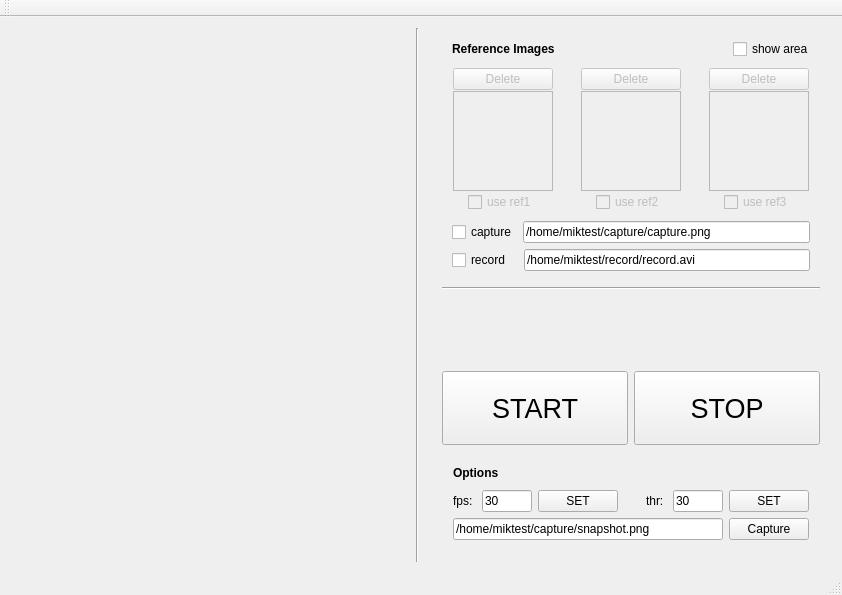
lsplf/cameraISP, file mainwindow.ui: the form before one commit.
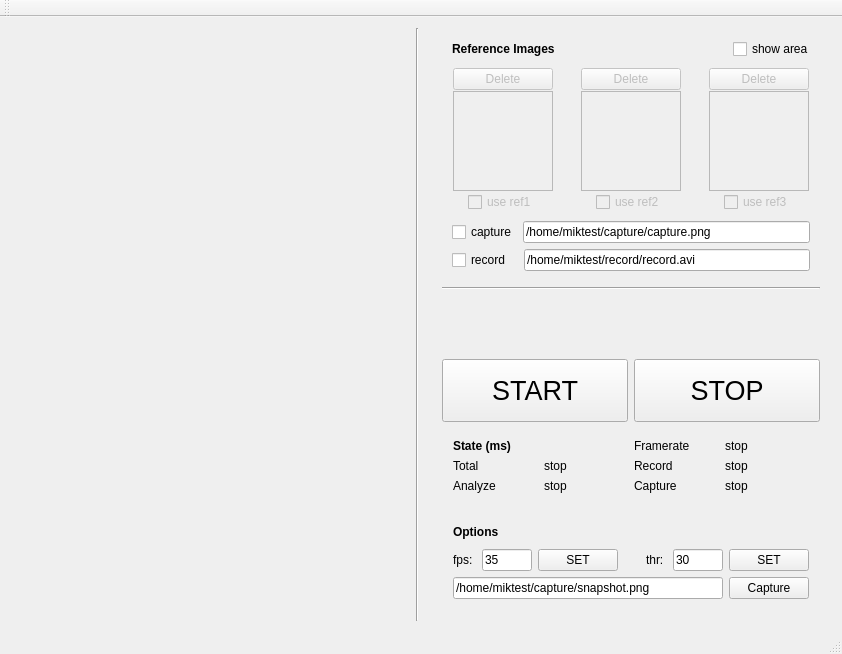
The form after the commit.

Diff of the .ui file:
```diff
--- a/mainwindow.ui
+++ b/mainwindow.ui
@@ -7,7 +7,7 @@
     <x>0</x>
     <y>0</y>
     <width>842</width>
-    <height>595</height>
+    <height>654</height>
    </rect>
   </property>
   <property name="windowTitle">
@@ -400,7 +400,7 @@
              </item>
             </layout>
            </item>
-           <item row="7" column="0" colspan="3">
+           <item row="8" column="0" colspan="3">
             <widget class="QWidget" name="widget_5" native="true">
              <property name="minimumSize">
               <size>
@@ -457,7 +457,7 @@
                      </size>
                     </property>
                     <property name="text">
-                     <string>30</string>
+                     <string>35</string>
                     </property>
                    </widget>
                   </item>
@@ -599,6 +599,105 @@
              </property>
             </widget>
            </item>
+           <item row="7" column="0" colspan="3">
+            <widget class="QWidget" name="widget_6" native="true">
+             <property name="minimumSize">
+              <size>
+               <width>0</width>
+               <height>0</height>
+              </size>
+             </property>
+             <layout class="QGridLayout" name="gridLayout_6">
+              <item row="0" column="0">
+               <layout class="QGridLayout" name="gridLayout_3">
+                <item row="1" column="1">
+                 <widget class="QLabel" name="totalMs">
+                  <property name="text">
+                   <string>stop</string>
+                  </property>
+                 </widget>
+                </item>
+                <item row="2" column="3">
+                 <widget class="QLabel" name="captureMs">
+                  <property name="text">
+                   <string>stop</string>
+                  </property>
+                 </widget>
+                </item>
+                <item row="1" column="0">
+                 <widget class="QLabel" name="label_5">
+                  <property name="text">
+                   <string>Total</string>
+                  </property>
+                 </widget>
+                </item>
+                <item row="2" column="1">
+                 <widget class="QLabel" name="analyzeMs">
+                  <property name="text">
+                   <string>stop</string>
+                  </property>
+                 </widget>
+                </item>
+                <item row="1" column="2">
+                 <widget class="QLabel" name="label_7">
+                  <property name="text">
+                   <string>Record</string>
+                  </property>
+                 </widget>
+                </item>
+                <item row="1" column="3">
+                 <widget class="QLabel" name="recordMs">
+                  <property name="text">
+                   <string>stop</string>
+                  </property>
+                 </widget>
+                </item>
+                <item row="2" column="0">
+                 <widget class="QLabel" name="label_9">
+                  <property name="text">
+                   <string>Analyze</string>
+                  </property>
+                 </widget>
+                </item>
+                <item row="2" column="2">
+                 <widget class="QLabel" name="label_11">
+                  <property name="text">
+                   <string>Capture</string>
+                  </property>
+                 </widget>
+                </item>
+                <item row="0" column="0" colspan="2">
+                 <widget class="QLabel" name="label_13">
+                  <property name="font">
+                   <font>
+                    <weight>75</weight>
+                    <bold>true</bold>
+                   </font>
+                  </property>
+                  <property name="text">
+                   <string>State (ms)</string>
+                  </property>
+                 </widget>
+                </item>
+                <item row="0" column="2">
+                 <widget class="QLabel" name="label_6">
+                  <property name="text">
+                   <string>Framerate</string>
+                  </property>
+                 </widget>
+                </item>
+                <item row="0" column="3">
+                 <widget class="QLabel" name="frameRate">
+                  <property name="text">
+                   <string>stop</string>
+                  </property>
+                 </widget>
+                </item>
+               </layout>
+              </item>
+             </layout>
+            </widget>
+           </item>
           </layout>
          </item>
         </layout>
```
Left out of the diff: 9 changed lines with no effect on the pictures.
